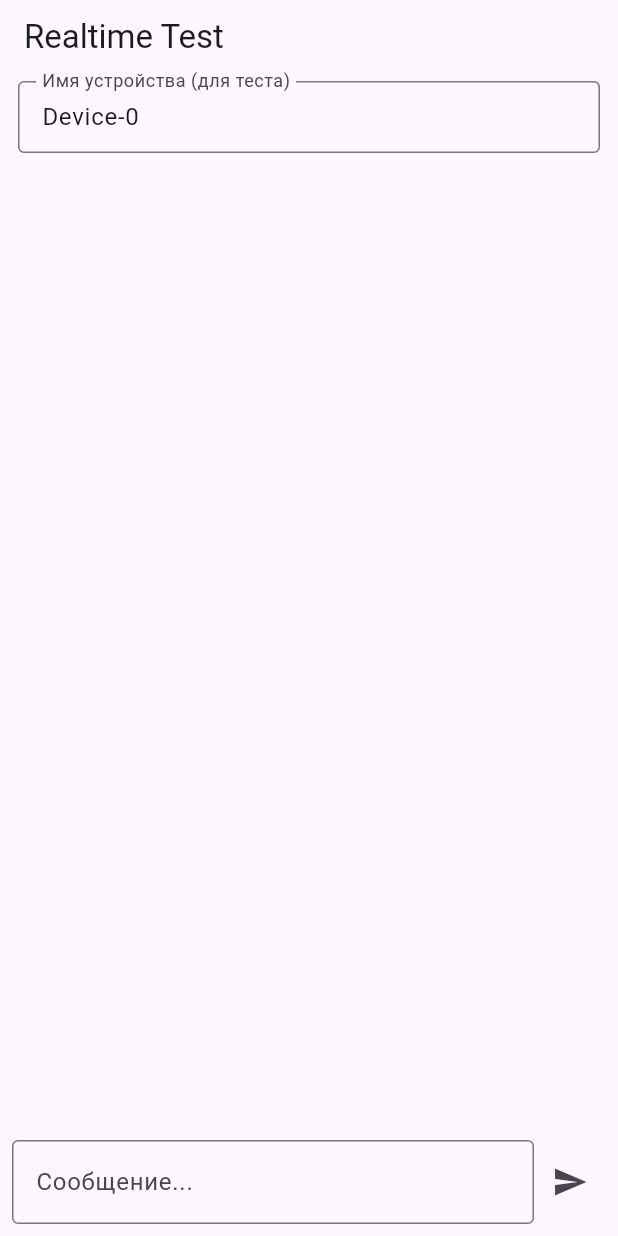
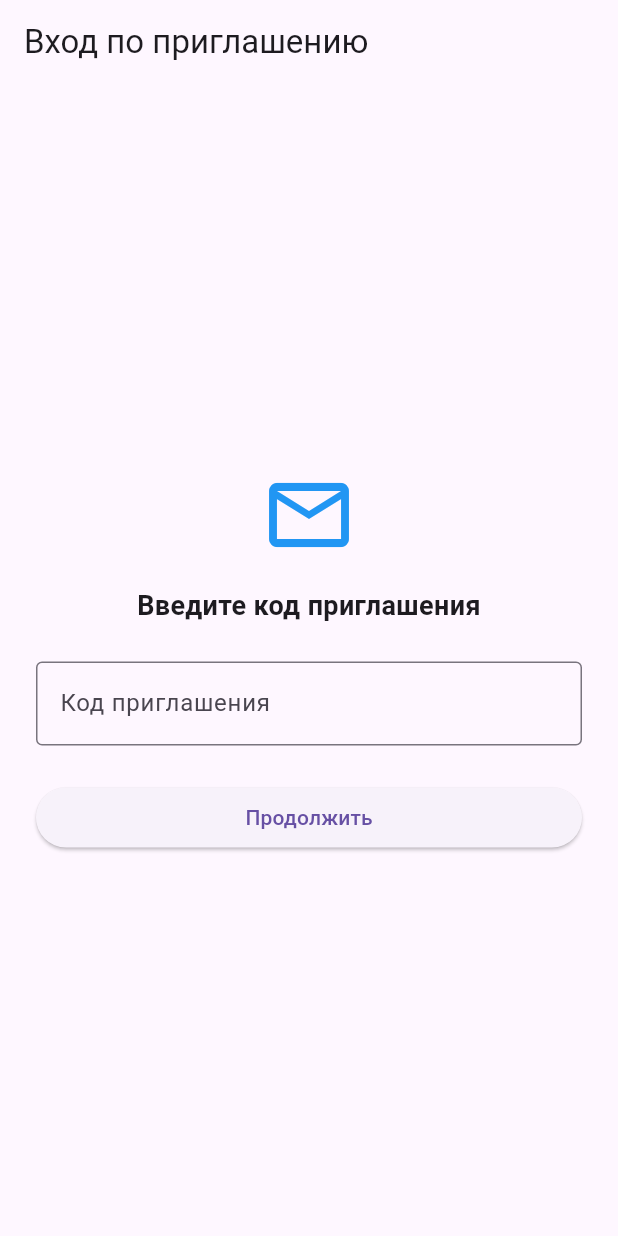
Before and after one commit to BitBoxxxer/Shize_Talk, a Flutter app: the screen it shows after launch, on a phone screen of 412 x 824 dp. Run offline on Flutter 3.47's test engine with Material 3 defaults, Android fonts, the phone set to English and light mode, and no system bars; our stand-ins replace supabase_flutter; accounts and stored records are empty.

Commit message:
REWRITE | разделение main окна на окна - норм архитектура скажите вы. Но я видала ад, если быть свиньей и дауном. Пусть будет изначально задатки норм ахритектуры, иначе будете страдать.

```diff
--- a/shize_talk/lib/main.dart
+++ b/shize_talk/lib/main.dart
@@ -1,7 +1,8 @@
 import 'package:flutter/material.dart';
 import 'package:supabase_flutter/supabase_flutter.dart';
+import 'screens/invite_screen.dart';
+import 'screens/chat_screen.dart';
 
-// ЗАМЕНИТЬ на свои значения из Supabase → Project Settings → API
 const supabaseUrl = 'https://zethqqyaddlztgdojiwe.supabase.co';
 const supabaseAnonKey = 'eyJhbGciOiJIUzI1NiIsInR5cCI6IkpXVCJ9.eyJpc3MiOiJzdXBhYmFzZSIsInJlZiI6InpldGhxcXlhZGRsenRnZG9qaXdlIiwicm9sZSI6ImFub24iLCJpYXQiOjE3ODM4ODU4MzcsImV4cCI6MjA5OTQ2MTgzN30.V0wIfbpfUmzvT9p2z-0-iEqY3pU13r83dou5kRGTtH4';
 
@@ -14,192 +15,33 @@ Future<void> main() async {
   runApp(const MyApp());
 }
 
-final supabase = Supabase.instance.client;
-
 class MyApp extends StatelessWidget {
   const MyApp({super.key});
 
   @override
   Widget build(BuildContext context) {
     return MaterialApp(
-      title: 'Messenger Test',
+      title: 'Messenger',
       theme: ThemeData(primarySwatch: Colors.blue, useMaterial3: true),
-      home: const ChatTestScreen(),
+      routes: {
+        '/': (_) => const RootGate(),
+      },
+      initialRoute: '/',
     );
   }
 }
 
-class Message {
-  final String id;
-  final String senderName;
-  final String content;
-  final DateTime createdAt;
-
-  Message({
-    required this.id,
-    required this.senderName,
-    required this.content,
-    required this.createdAt,
-  });
-
-  factory Message.fromMap(Map<String, dynamic> map) {
-    return Message(
-      id: map['id'] as String,
-      senderName: map['sender_name'] as String,
-      content: map['content'] as String,
-      createdAt: DateTime.parse(map['created_at'] as String),
-    );
-  }
-}
-
-class ChatTestScreen extends StatefulWidget {
-  const ChatTestScreen({super.key});
-
-  @override
-  State<ChatTestScreen> createState() => _ChatTestScreenState();
-}
-
-class _ChatTestScreenState extends State<ChatTestScreen> {
-  final _messageController = TextEditingController();
-  final _nameController = TextEditingController(text: 'Device-${DateTime.now().millisecondsSinceEpoch % 1000}');
-  List<Message> _messages = [];
-  RealtimeChannel? _channel;
-
-  @override
-  void initState() {
-    super.initState();
-    _loadMessages();
-    _subscribeToMessages();
-  }
-
-  Future<void> _loadMessages() async {
-    final data = await supabase
-        .from('messages')
-        .select()
-        .order('created_at', ascending: true)
-        .limit(50);
-
-    setState(() {
-      _messages = (data as List).map((m) => Message.fromMap(m)).toList();
-    });
-  }
-
-  void _subscribeToMessages() {
-    _channel = supabase
-        .channel('public:messages')
-        .onPostgresChanges(
-          event: PostgresChangeEvent.insert,
-          schema: 'public',
-          table: 'messages',
-          callback: (payload) {
-            final newMessage = Message.fromMap(payload.newRecord);
-            setState(() {
-              _messages.add(newMessage);
-            });
-          },
-        )
-        .subscribe();
-  }
-
-  Future<void> _sendMessage() async {
-    final text = _messageController.text.trim();
-    if (text.isEmpty) return;
-
-    await supabase.from('messages').insert({
-      'sender_name': _nameController.text,
-      'content': text,
-    });
-
-    _messageController.clear();
-  }
-
-  @override
-  void dispose() {
-    _channel?.unsubscribe();
-    _messageController.dispose();
-    _nameController.dispose();
-    super.dispose();
-  }
+// Проверяет: есть ли активная сессия. Если да — сразу в чат,
+// если нет — экран ввода инвайт-токена.
+class RootGate extends StatelessWidget {
+  const RootGate({super.key});
 
   @override
   Widget build(BuildContext context) {
-    return Scaffold(
-      appBar: AppBar(
-        title: const Text('Realtime Test'),
-        bottom: PreferredSize(
-          preferredSize: const Size.fromHeight(50),
-          child: Padding(
-            padding: const EdgeInsets.symmetric(horizontal: 12, vertical: 4),
-            child: TextField(
-              controller: _nameController,
-              decoration: const InputDecoration(
-                labelText: 'Имя устройства (для теста)',
-                border: OutlineInputBorder(),
-                isDense: true,
-              ),
-            ),
-          ),
-        ),
-      ),
-      body: Column(
-        children: [
-          Expanded(
-            child: ListView.builder(
-              padding: const EdgeInsets.all(8),
-              itemCount: _messages.length,
-              itemBuilder: (context, index) {
-                final msg = _messages[index];
-                return Align(
-                  alignment: Alignment.centerLeft,
-                  child: Container(
-                    margin: const EdgeInsets.symmetric(vertical: 4),
-                    padding: const EdgeInsets.all(10),
-                    decoration: BoxDecoration(
-                      color: Colors.blue.shade50,
-                      borderRadius: BorderRadius.circular(8),
-                    ),
-                    child: Column(
-                      crossAxisAlignment: CrossAxisAlignment.start,
-                      children: [
-                        Text(
-                          msg.senderName,
-                          style: const TextStyle(fontWeight: FontWeight.bold, fontSize: 12),
-                        ),
-                        Text(msg.content),
-                        Text(
-                          '${msg.createdAt.hour}:${msg.createdAt.minute.toString().padLeft(2, '0')}',
-                          style: TextStyle(fontSize: 10, color: Colors.grey.shade600),
-                        ),
-                      ],
-                    ),
-                  ),
-                );
-              },
-            ),
-          ),
-          Padding(
-            padding: const EdgeInsets.all(8),
-            child: Row(
-              children: [
-                Expanded(
-                  child: TextField(
-                    controller: _messageController,
-                    decoration: const InputDecoration(
-                      hintText: 'Сообщение...',
-                      border: OutlineInputBorder(),
-                    ),
-                    onSubmitted: (_) => _sendMessage(),
-                  ),
-                ),
-                IconButton(
-                  icon: const Icon(Icons.send),
-                  onPressed: _sendMessage,
-                ),
-              ],
-            ),
-          ),
-        ],
-      ),
-    );
+    final session = Supabase.instance.client.auth.currentSession;
+    if (session != null) {
+      return const ChatScreen();
+    }
+    return const InviteScreen();
   }
 }
--- /dev/null
+++ b/shize_talk/lib/screens/invite_screen.dart
@@ -0,0 +1,97 @@
+import 'package:flutter/material.dart';
+import 'package:supabase_flutter/supabase_flutter.dart';
+import 'otp_screen.dart';
+
+class InviteScreen extends StatefulWidget {
+  const InviteScreen({super.key});
+
+  @override
+  State<InviteScreen> createState() => _InviteScreenState();
+}
+
+class _InviteScreenState extends State<InviteScreen> {
+  final _tokenController = TextEditingController();
+  bool _loading = false;
+  String? _error;
+
+  Future<void> _checkToken() async {
+    final token = _tokenController.text.trim();
+    if (token.isEmpty) return;
+
+    setState(() {
+      _loading = true;
+      _error = null;
+    });
+
+    try {
+      final isValid = await Supabase.instance.client
+          .rpc('check_invite_token', params: {'p_token': token}) as bool;
+
+      if (!mounted) return;
+
+      if (!isValid) {
+        setState(() {
+          _error = 'Токен недействителен, использован или истёк';
+          _loading = false;
+        });
+        return;
+      }
+
+      Navigator.of(context).push(
+        MaterialPageRoute(builder: (_) => OtpScreen(inviteToken: token)),
+      );
+    } catch (e) {
+      setState(() {
+        _error = 'Ошибка проверки: $e';
+      });
+    } finally {
+      if (mounted) setState(() => _loading = false);
+    }
+  }
+
+  @override
+  Widget build(BuildContext context) {
+    return Scaffold(
+      appBar: AppBar(title: const Text('Вход по приглашению')),
+      body: Padding(
+        padding: const EdgeInsets.all(24),
+        child: Column(
+          mainAxisAlignment: MainAxisAlignment.center,
+          crossAxisAlignment: CrossAxisAlignment.stretch,
+          children: [
+            const Icon(Icons.mail_outline, size: 64, color: Colors.blue),
+            const SizedBox(height: 16),
+            const Text(
+              'Введите код приглашения',
+              textAlign: TextAlign.center,
+              style: TextStyle(fontSize: 18, fontWeight: FontWeight.bold),
+            ),
+            const SizedBox(height: 24),
+            TextField(
+              controller: _tokenController,
+              decoration: const InputDecoration(
+                labelText: 'Код приглашения',
+                border: OutlineInputBorder(),
+              ),
+            ),
+            if (_error != null) ...[
+              const SizedBox(height: 12),
+              Text(_error!, style: const TextStyle(color: Colors.red)),
+            ],
+            const SizedBox(height: 24),
+            ElevatedButton(
+              onPressed: _loading ? null : _checkToken,
+              child: _loading
+                  ? const SizedBox(
+                      height: 20,
+                      width: 20,
+                      child: CircularProgressIndicator(strokeWidth: 2),
+                    )
+                  : const Text('Продолжить'),
+            ),
+          ],
+        ),
+      ),
+    );
+  }
+}
```
Also changed, not shown: shize_talk/lib/screens/chat_screen.dart (added, +181 -0 lines), shize_talk/lib/screens/otp_screen.dart (added, +156 -0 lines).
